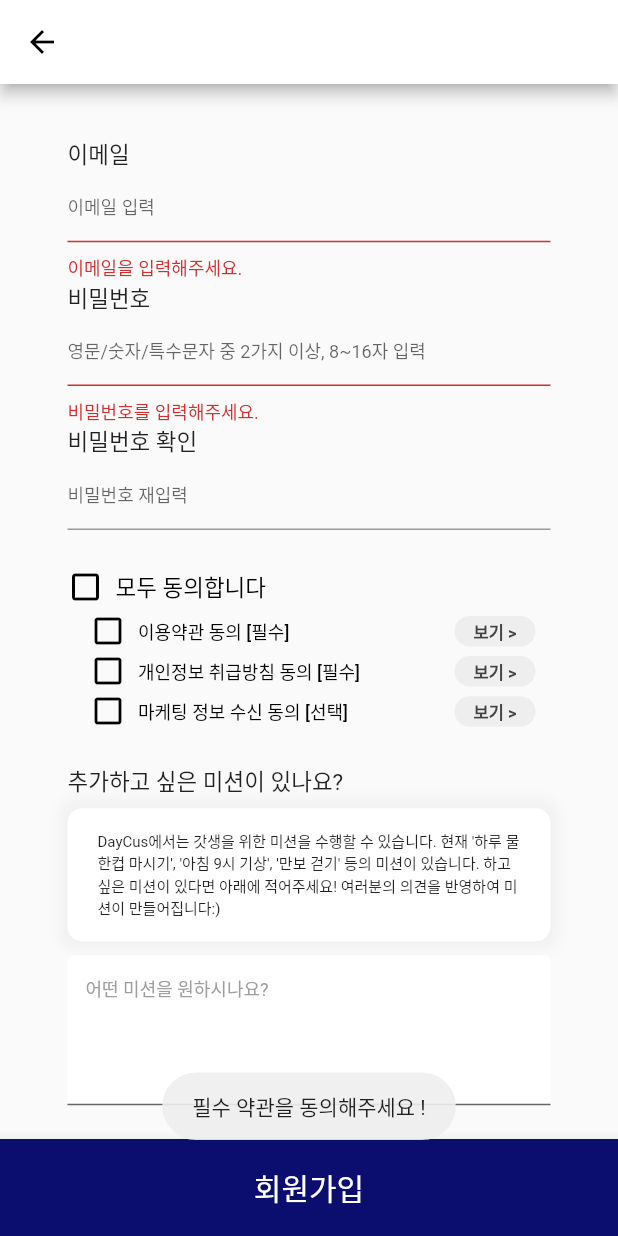
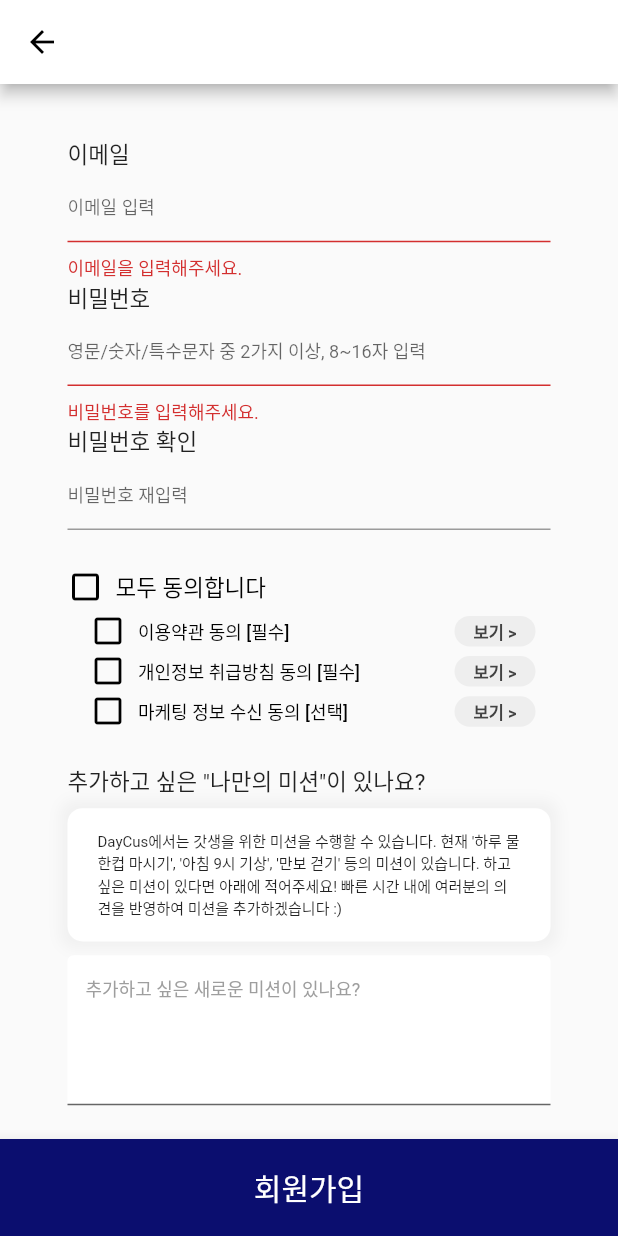
Before and after one commit to JeonHaewon/Daycus, a Flutter app: the SignupPage screen opened directly, scrolled down 76 dp, after a tap on "회원가입", on a phone screen of 412 x 824 dp. Run offline on Flutter 3.47's test engine with Material 2 defaults, Android fonts, the phone set to English and light mode, and no system bars; our stand-ins replace firebase_auth, firebase_core, firebase_messaging, flutter_datetime_picker, flutter_local_notifications, flutter_screenutil and 10 more; missing offline and left inert: admob_flutter, flutter_email_sender, flutter_secure_storage_web, image_picker_for_web, ntp; accounts and stored records are empty; network calls fail; Roboto replaces fonts that are missing (korean); project files that could hold a hidden picture were left out.

Commit message:
01.06 haim (5) email-complete

```diff
--- a/lib/backend/Api.dart
+++ b/lib/backend/Api.dart
@@ -14,5 +14,9 @@ class API{
   static const imageUpload = "$hostConnect/mission/image_upload.php";
   static const imageDownload = "$hostConnect/image_download/image_download2.php";
 
-  static const imageDownloadLocal = "http://10.8.1.148/api_members/image_download.php";
+  static const sendEmail = "$hostConnect/user/send_email.php";
+
+  //static const imageDownloadLocal = "http://10.8.1.148/api_members/image_download.php";
+
+  //static const sendEmail = "http://10.8.1.148/api_members/email.php";
 }
--- a/lib/backend/UserDatabase.dart
+++ b/lib/backend/UserDatabase.dart
@@ -15,6 +15,8 @@ var leveling = null;
 var do_mission = null;
 
 double lv_percent = 0;
+int lv_start = 1;
+int lv_end = 2;
 
 // 마지막 에러를 잡기 위한 변수
 String last_error = "최근에 잡힌 에러가 없음";
--- a/lib/backend/admin/AdminPage.dart
+++ b/lib/backend/admin/AdminPage.dart
@@ -1,5 +1,6 @@
 
 import 'package:daycus/backend/admin/PedometerPage.dart';
+import 'package:daycus/backend/admin/PhpMail.dart';
 import 'package:daycus/core/notification.dart';
 import 'package:daycus/backend/admin/RecordingPage.dart';
 import 'package:flutter/material.dart';
@@ -114,6 +115,9 @@ class _AdminScreenState extends State<AdminScreen> {
   //   super.initState();
   //   initPlugin();
   // }
+
+
+
 
   @override
   Widget build(BuildContext context) {
@@ -522,6 +526,13 @@ class _AdminScreenState extends State<AdminScreen> {
                   //     MaterialPageRoute(builder: (_) => RecordingPage()));
                 },
               ),
+
+              AdminButton(
+                title: "php로 이메일을 보내봅시당 !",
+                onPressed: (){
+                  Navigator.push(context, MaterialPageRoute(builder: (_)=> PhpMail()));
+                },
+              ),
             ],
           ),
         ),
--- a/lib/backend/login/login.dart
+++ b/lib/backend/login/login.dart
@@ -154,10 +154,10 @@ level_update() async {
   int user_lv = int.parse(user_data['user_lv']);
   int user_reward = int.parse(user_data['reward']);
 
-  int lv_start = int.parse(leveling[user_lv-1]['reward']);
-  int lv_end = int.parse(leveling[user_lv]['reward']);
+  lv_start = int.parse(leveling[user_lv-1]['reward']);
+  lv_end = int.parse(leveling[user_lv]['reward']);
 
-  lv_percent = (user_reward - lv_start)/(lv_end - lv_start);
+  lv_percent = (user_reward - lv_start)/(lv_end-lv_start);
   //print("lv_percent : $lv_percent");
   if(lv_percent<0){lv_percent=0;}
   if(lv_percent>1){lv_percent=1;}
--- a/lib/screen/HomePageCustom.dart
+++ b/lib/screen/HomePageCustom.dart
@@ -141,7 +141,7 @@ class _HomePageState extends State<HomePage> {
                                         mainAxisAlignment: MainAxisAlignment.spaceBetween,
                                         children: [
                                           Text("다음 레벨까지", style: TextStyle(fontSize: 10.sp),),
-                                          Text("10${rewardName}", style: TextStyle(fontSize: 10.sp),),
+                                          Text("${lv_end-int.parse(user_data['reward'])}${rewardName}", style: TextStyle(fontSize: 10.sp),),
                                         ],
                                       ),
 
--- a/lib/screen/MyPageCustom.dart
+++ b/lib/screen/MyPageCustom.dart
@@ -130,7 +130,7 @@ class _MyPageState extends State<MyPage> {
                                       mainAxisAlignment: MainAxisAlignment.center,
                                       children: [
                                         Text("갓생", style: TextStyle(fontSize: 10, fontFamily: 'korean', color: AppColor.happyblue,),),
-                                        Text("4일차", style: TextStyle(fontSize: 11, fontFamily: 'korean', fontWeight: FontWeight.bold, color: AppColor.happyblue,),),
+                                        Text("n일차", style: TextStyle(fontSize: 11, fontFamily: 'korean', fontWeight: FontWeight.bold, color: AppColor.happyblue,),),
                                       ],
                                     ),
 
--- a/lib/screen/labelPage/LabelingMission.dart
+++ b/lib/screen/labelPage/LabelingMission.dart
@@ -25,6 +25,7 @@ class LabelingMission extends StatefulWidget {
     required this.title,
     required this.rule,
     required this.label_category,
+    required this.content,
     this.onTap,
 
   }) : super(key: key);
@@ -33,6 +34,7 @@ class LabelingMission extends StatefulWidget {
   final String title;
   final String rule;
   final String label_category;
+  final String content;
   final onTap;
 
   @override
@@ -310,7 +312,7 @@ class _LabelingMissionState extends State<LabelingMission> {
 
                   _sizedBox,
 
-                  Text("물이 보이도록 물컵이나 물병 사진을 찍어주세요",style: TextStyle(fontSize: 14.sp, fontFamily: 'korean') ),
+                  Text("${widget.content}",style: TextStyle(fontSize: 14.sp, fontFamily: 'korean') ),
 
 
                   // ListView.builder(
--- a/lib/screen/startPage/SignupPage.dart
+++ b/lib/screen/startPage/SignupPage.dart
@@ -1,5 +1,7 @@
 import 'dart:convert';
 
+import 'package:daycus/backend/NowTime.dart';
+import 'package:daycus/backend/UpdateRequest.dart';
 import 'package:daycus/backend/UserDatabase.dart';
 import 'package:daycus/backend/login/login.dart';
 import 'package:firebase_auth/firebase_auth.dart';
@@ -16,6 +18,7 @@ import 'package:daycus/screen/temHomePage.dart';
 import 'package:daycus/screen/startPage/PrivacyStatement_2.dart';
 import 'package:daycus/screen/startPage/TermsOfService_1.dart';
 import 'package:daycus/screen/startPage/Marketing_3.dart';
+
 
 
 Map agree = {
@@ -160,6 +163,8 @@ class _signupPage extends State<SignupPage> {
   final TextEditingController emailCtrl = TextEditingController();
   final TextEditingController passwordCtrl = TextEditingController();
   final TextEditingController passwordCheckCtrl = TextEditingController();
+
+  final TextEditingController customMissionCtrl = TextEditingController();
 
   var agree_all = Icons.check_box_outline_blank;
   var agree_1 = Icons.check_box_outline_blank;
@@ -491,7 +496,7 @@ class _signupPage extends State<SignupPage> {
 
                     SizedBox(height: 25.h,),
 
-                    Text("추가하고 싶은 미션이 있나요?", style: TextStyle(fontSize: 15.sp, fontFamily: 'korean',),),
+                    Text("추가하고 싶은 \"나만의 미션\"이 있나요?", style: TextStyle(fontSize: 15.sp, fontFamily: 'korean',),),
 
                     SizedBox(height: 8.h,),
 
@@ -519,7 +524,7 @@ class _signupPage extends State<SignupPage> {
                             child: Column(
                               crossAxisAlignment: CrossAxisAlignment.start,
                               children: [
-                                Text("DayCus에서는 갓생을 위한 미션을 수행할 수 있습니다. 현재 '하루 물 한컵 마시기', '아침 9시 기상', '만보 걷기' 등의 미션이 있습니다. 하고 싶은 미션이 있다면 아래에 적어주세요! 여러분의 의견을 반영하여 미션이 만들어집니다:)\n",
+                                Text("DayCus에서는 갓생을 위한 미션을 수행할 수 있습니다. 현재 '하루 물 한컵 마시기', '아침 9시 기상', '만보 걷기' 등의 미션이 있습니다. 하고 싶은 미션이 있다면 아래에 적어주세요! 빠른 시간 내에 여러분의 의견을 반영하여 미션을 추가하겠습니다 :)\n",
                                     style: TextStyle(fontSize: 10.sp, fontFamily: 'korean',) ),
                               ],
                             ),
@@ -532,10 +537,10 @@ class _signupPage extends State<SignupPage> {
 
 
                     TextField(
-                      //controller: ,
+                      controller: customMissionCtrl,
                       maxLines: 4,
                       decoration: InputDecoration(
-                        hintText: "어떤 미션을 원하시나요?",
+                        hintText: "추가하고 싶은 새로운 미션이 있나요?",
                         hintStyle: TextStyle(fontSize: 12.sp, color: Colors.grey),
                         fillColor: Colors.white,
                         filled: true,
@@ -575,8 +580,19 @@ class _signupPage extends State<SignupPage> {
                 // 동의 안했으면 회원가입 불가
                 if(_formKey.currentState!.validate() && agree['이용약관'] && agree['개인정보 취급방침']){
                   await checkUserEmail();
+
+                  // 새로운 미션 추천받기 !
+                  if (customMissionCtrl.text!=null){
+                    DateTime today = await NowTime(null);
+                    update_request(
+                        "INSERT INTO to_developer (content, error_message, user_email, datetime, error_image) VALUES ('${customMissionCtrl.text.trim().replaceAll("'", "`")}', '테스터의 추천 미션', '${user_data['user_email']}', '${today.toString().substring(0,23)}', null);",
+                        null);
+                  }
                 }
-                else{
+                else if (_formKey.currentState!.validate()==false){
+                  // 이메일 입력을 안했을 때
+                }
+                else if (agree['이용약관']==false || agree['개인정보 취급방침']==false){
                   Fluttertoast.showToast(msg: "필수 약관을 동의해주세요 !");
                 }
               }, child: Text('회원가입',style: TextStyle(color: Colors.white, fontSize: 20.sp, fontFamily: 'korean', ) ) ),
--- a/lib/widget/LabelButtonToPage.dart
+++ b/lib/widget/LabelButtonToPage.dart
@@ -25,6 +25,7 @@ class LabelButtonToPage extends StatelessWidget {
         totalUser: int.parse(data[i]['total_user']),
         myparticipation: 0,
       onTap: LabelingMission(
+        content: data[i]['content'],
         label_category: data[i]['label_category'],
         folder: data[i]['image_locate'],
         title: data[i]['title'],
```
Also changed, not shown: lib/backend/admin/PhpMail.dart (added, +70 -0 lines).
